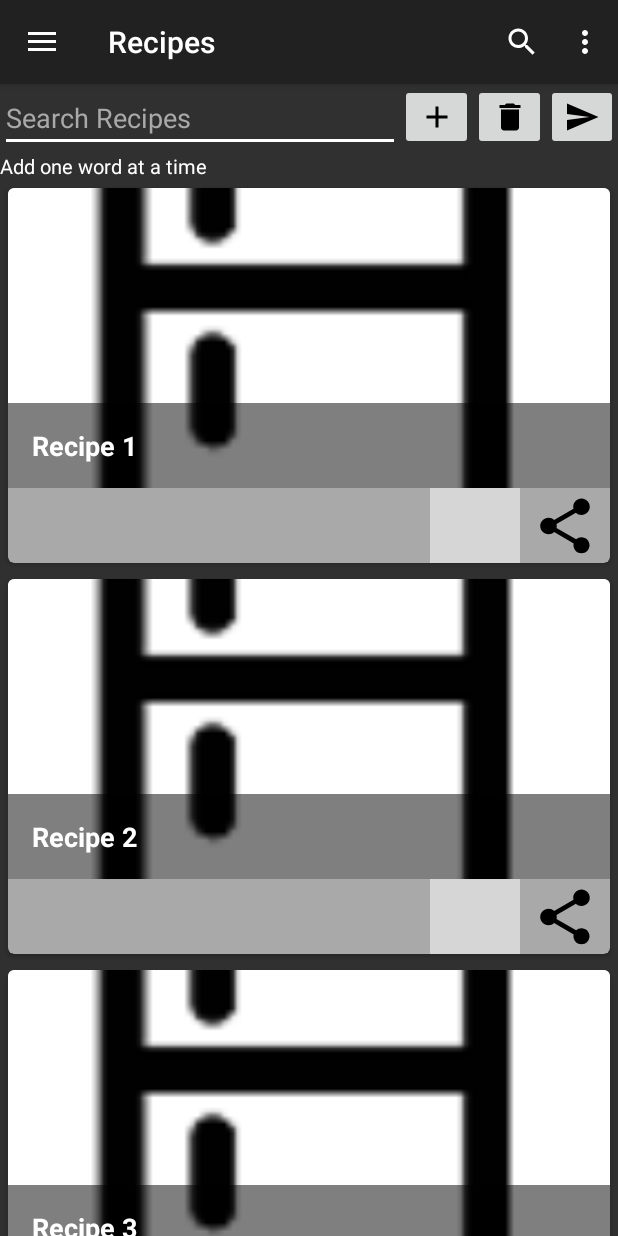
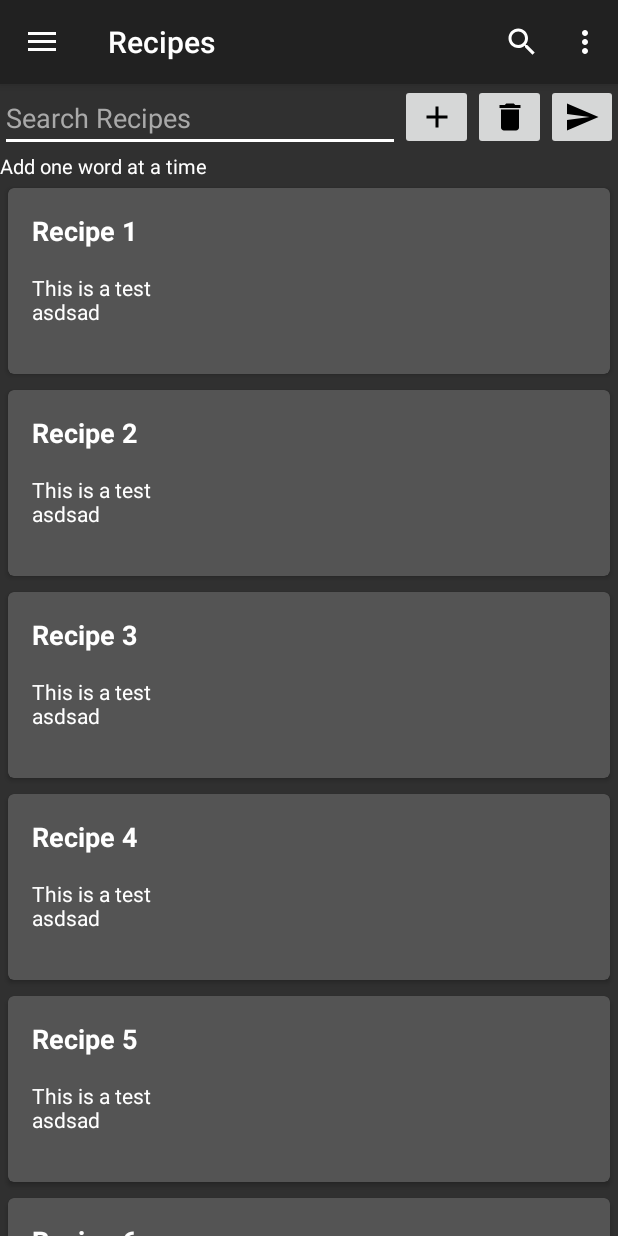
Before and after one commit to eyee19/Fridgemate, an Android app: the screen it shows after launch (MainActivity), after a tap on "Recipes", on a phone screen of 412 x 824 dp. Run offline under Robolectric (Android 15) with nearby library versions, the phone set to English and light mode, and no system bars; 2 other taps on this screen came first; grey boxes are pictures that could not be loaded.

Commit message:
Working on cards, onClick for cards

```diff
--- a/app/src/main/java/com/example/eyee3/fridgemate/CardFragment.java
+++ b/app/src/main/java/com/example/eyee3/fridgemate/CardFragment.java
@@ -2,6 +2,7 @@ package com.example.eyee3.fridgemate;
 
 import android.app.DatePickerDialog;
 import android.content.ContentResolver;
+import android.content.Context;
 import android.content.Intent;
 import android.net.Uri;
 import android.os.AsyncTask;
@@ -42,12 +43,11 @@ public class CardFragment extends Fragment {
     ImageButton clearAll;
     ImageButton goSearch;
     TextView searching;
+    static View.OnClickListener myOnClickListener;
     boolean addBool = false;
     RecyclerView MyRecyclerView;
     static final String API_URL = "http://www.recipepuppy.com/api/?i=";
     String Recipes[] = {"Recipe 1","Recipe 2","Recipe 3","Recipe 4","Recipe 5","Recipe 6","Recipe 7"};
-    int  Images[] = {R.drawable.fridge_splash, R.drawable.fridge_splash, R.drawable.fridge_splash, R.drawable.fridge_splash,
-            R.drawable.fridge_splash, R.drawable.fridge_splash, R.drawable.fridge_splash};
 
     @Override
     public void onCreate(Bundle savedInstanceState) {
@@ -59,7 +59,7 @@ public class CardFragment extends Fragment {
     @Override
     public View onCreateView(LayoutInflater inflater, ViewGroup container, Bundle savedInstanceState) {
         View view = inflater.inflate(R.layout.fragment_card, container, false);
-
+        myOnClickListener = new MyOnClickListener(getActivity());
         MyRecyclerView = (RecyclerView) view.findViewById(R.id.cardView);
         MyRecyclerView.setHasFixedSize(true);
         LinearLayoutManager MyLayoutManager = new LinearLayoutManager(getActivity());
@@ -108,6 +108,7 @@ public class CardFragment extends Fragment {
             public void onClick(View v) {
                 if (addBool == true) {
                     new RetrieveFeedTask().execute();
+                    addBool = false;
                 }
                 else {
                     Toast.makeText(getActivity(), "Add An Item to Search First", Toast.LENGTH_SHORT).show();
@@ -122,7 +123,7 @@ public class CardFragment extends Fragment {
         for(int i =0;i<7;i++){
             RecipeModel item = new RecipeModel();
             item.setCardName(Recipes[i]);
-            item.setImageResourceId(Images[i]);
+            //item.setImageResourceId(Images[i]);
             item.setIsfav(0);
             item.setIsturned(0);
             listitems.add(item);
@@ -131,46 +132,11 @@ public class CardFragment extends Fragment {
 
     public class MyViewHolder extends RecyclerView.ViewHolder {
         public TextView titleTextView;
-        public ImageView coverImageView;
-        public ImageView likeImageView;
-        public ImageView shareImageView;
 
         public MyViewHolder(View v) {
             super(v);
             titleTextView = (TextView) v.findViewById(R.id.titleTextView);
-            coverImageView = (ImageView) v.findViewById(R.id.coverImageView);
-            likeImageView = (ImageView) v.findViewById(R.id.likeImageView);
-            shareImageView = (ImageView) v.findViewById(R.id.shareImageView);
-            likeImageView.setOnClickListener(new View.OnClickListener() {
-                @Override
-                public void onClick(View v) {
-                    int id = (int)likeImageView.getTag();
-                    if( id == R.drawable.ic_bookmark_darkgray_24dp) {
-                        likeImageView.setTag(R.drawable.ic_bookmark_skyblue_24dp);
-                        likeImageView.setImageResource(R.drawable.ic_bookmark_skyblue_24dp);
-                        Toast.makeText(getActivity(),titleTextView.getText()+" added to favorites",Toast.LENGTH_SHORT).show();
-                    }
-                    else  {
-                        likeImageView.setTag(R.drawable.ic_bookmark_darkgray_24dp);
-                        likeImageView.setImageResource(R.drawable.ic_bookmark_darkgray_24dp);
-                        Toast.makeText(getActivity(),titleTextView.getText()+" removed from favorites",Toast.LENGTH_SHORT).show();
-                    }
-                }
-            });
 
-            shareImageView.setOnClickListener(new View.OnClickListener() {
-                @Override
-                public void onClick(View v) {
-                    Uri imageUri = Uri.parse(ContentResolver.SCHEME_ANDROID_RESOURCE +
-                            "://" + getResources().getResourcePackageName(coverImageView.getId())
-                            + '/' + "drawable" + '/' + getResources().getResourceEntryName((int)coverImageView.getTag()));
-                    Intent shareIntent = new Intent();
-                    shareIntent.setAction(Intent.ACTION_SEND);
-                    shareIntent.putExtra(Intent.EXTRA_STREAM,imageUri);
-                    shareIntent.setType("image/jpeg");
-                    startActivity(Intent.createChooser(shareIntent, getResources().getText(R.string.send_to)));
-                }
-            });
         }
     }
 
@@ -186,6 +152,9 @@ public class CardFragment extends Fragment {
             // create a new view
             View view = LayoutInflater.from(parent.getContext())
                     .inflate(R.layout.recycle_items, parent, false);
+
+            view.setOnClickListener(CardFragment.myOnClickListener);
+
             MyViewHolder holder = new MyViewHolder(view);
             return holder;
         }
@@ -193,14 +162,25 @@ public class CardFragment extends Fragment {
         @Override
         public void onBindViewHolder(final MyViewHolder holder, int position) {
             holder.titleTextView.setText(list.get(position).getCardName());
-            holder.coverImageView.setImageResource(list.get(position).getImageResourceId());
-            holder.coverImageView.setTag(list.get(position).getImageResourceId());
-            holder.likeImageView.setTag(R.drawable.ic_bookmark_darkgray_24dp);
         }
 
         @Override
         public int getItemCount() {
             return list.size();
+        }
+    }
+
+    private class MyOnClickListener implements View.OnClickListener {
+
+        private final Context context;
+
+        private MyOnClickListener(Context context) {
+            this.context = context;
+        }
+
+        @Override
+        public void onClick(View v) {
+            Toast.makeText(getActivity(), "Clicked", Toast.LENGTH_SHORT).show();
         }
     }
 
@@ -248,9 +228,6 @@ public class CardFragment extends Fragment {
 
             try {
                 JSONObject object = (JSONObject) new JSONTokener(response).nextValue();
-                //String requestID = object.getString("requestId");
-                //int likelihood = object.getInt("likelihood");
-                //JSONArray photos = object.getJSONArray("photos");
 
                 JSONArray results = object.getJSONArray("results");
                 Log.d("CardFragment", "RESULTS ARRAY: " + results);
@@ -262,12 +239,10 @@ public class CardFragment extends Fragment {
                     String title = recipe.getString("title");
                     String link = recipe.getString("href");
                     String ingredients = recipe.getString("ingredients");
-                    String thumbnail = recipe.getString("thumbnail");
 
-                    Log.d("CardFragment","INDIVIDUAL: " + title);
-                    Log.d("CardFragment","INDIVIDUAL: " + link);
-                    Log.d("CardFragment","INDIVIDUAL: " + ingredients);
-                    Log.d("CardFragment","INDIVIDUAL: " + thumbnail);
+                    Log.d("CardFragment","INDIVIDUAL TITLE: " + title);
+                    Log.d("CardFragment","INDIVIDUAL LINK: " + link);
+                    Log.d("CardFragment","INDIVIDUAL INGREDIENTS : " + ingredients);
                 }
 
             } catch (JSONException e) {
--- a/app/src/main/java/com/example/eyee3/fridgemate/RecipeModel.java
+++ b/app/src/main/java/com/example/eyee3/fridgemate/RecipeModel.java
@@ -2,7 +2,9 @@ package com.example.eyee3.fridgemate;
 
 public class RecipeModel {
     String cardName;
-    int imageResourceId;
+    //int imageResourceId;
+    String ingredientsList;
+    String link;
     int isfav;
     int isturned;
 
@@ -30,11 +32,13 @@ public class RecipeModel {
         this.cardName = cardName;
     }
 
-    public int getImageResourceId() {
-        return imageResourceId;
-    }
+    public String getIngredientsList() { return ingredientsList; }
 
-    public void setImageResourceId(int imageResourceId) {
-        this.imageResourceId = imageResourceId;
+    public void setIngredientsList(String ingredientsList) { this.ingredientsList = ingredientsList; }
+
+    public String getLink() { return link; }
+
+    public void setLink(String link) {
+        this.link = link;
     }
 }
--- a/app/src/main/res/layout/recycle_items.xml
+++ b/app/src/main/res/layout/recycle_items.xml
@@ -7,31 +7,6 @@
         android:layout_margin="5dp"
         card_view:cardCornerRadius="4dp"
         card_view:cardBackgroundColor="@color/darkMode">
-
-        <LinearLayout
-            android:layout_width="match_parent"
-            android:layout_height="@dimen/card_height"
-            android:orientation="vertical"
-            android:weightSum="4">
-
-            <LinearLayout
-                android:layout_width="match_parent"
-                android:layout_height="0dip"
-                android:layout_weight="3.2"
-                android:orientation="vertical">
-
-                <FrameLayout
-                    android:layout_width="match_parent"
-                    android:layout_height="match_parent"
-                    android:layout_gravity="center_horizontal">
-
-                    <ImageView
-                        android:id="@+id/coverImageView"
-                        android:layout_width="match_parent"
-                        android:layout_height="match_parent"
-                        android:layout_gravity="center"
-                        android:scaleType="centerCrop"
-                        />
 
             <LinearLayout
                 android:layout_width="match_parent"
@@ -48,31 +23,16 @@
                     android:textSize="@dimen/text_size"
                     android:textColor="#FFFFFF"
                     android:textStyle="bold" />
-                    </LinearLayout>
-                </FrameLayout>
+
+                <TextView
+                    android:id="@+id/ingredientsTextView"
+                    android:layout_width="match_parent"
+                    android:layout_height="wrap_content"
+                    android:paddingBottom="16dp"
+                    android:paddingRight="16dp"
+                    android:paddingLeft="16dp"
+                    android:textColor="#FFFFFF"
+                    android:text="This is a test\nasdsad\n"/>
             </LinearLayout>
 
-            <LinearLayout
-                android:layout_width="match_parent"
-                android:layout_height="0dip"
-                android:layout_weight="0.8"
-                android:gravity="center|right"
-                android:orientation="horizontal">
-
-                <ImageView
-                    android:id="@+id/likeImageView"
-                    android:layout_width="@dimen/icon_width"
-                    android:layout_height="@dimen/icon_height"
-                    android:padding="@dimen/icon_padding"
-                    android:src="@drawable/ic_bookmark_darkgray_24dp" />
-
-                <ImageView
-                    android:id="@+id/shareImageView"
-                    android:layout_width="@dimen/icon_width"
-                    android:layout_height="@dimen/icon_height"
-                    android:padding="@dimen/icon_padding"
-                    android:src="@drawable/ic_menu_share" />
-            </LinearLayout>
-
-        </LinearLayout>
     </android.support.v7.widget.CardView>
--- a/app/src/main/res/values/dimens.xml
+++ b/app/src/main/res/values/dimens.xml
@@ -10,6 +10,6 @@
     <dimen name="icon_width">60dip</dimen>
     <dimen name="icon_height">60dip</dimen>
     <dimen name="icon_padding">8dp</dimen>
-    <dimen name="card_height">250dip</dimen>
+    <dimen name="card_height">150dip</dimen>
     <dimen name="text_size">18sp</dimen>
 </resources>
```
Lines whose indentation alone changed are shown as unchanged.
